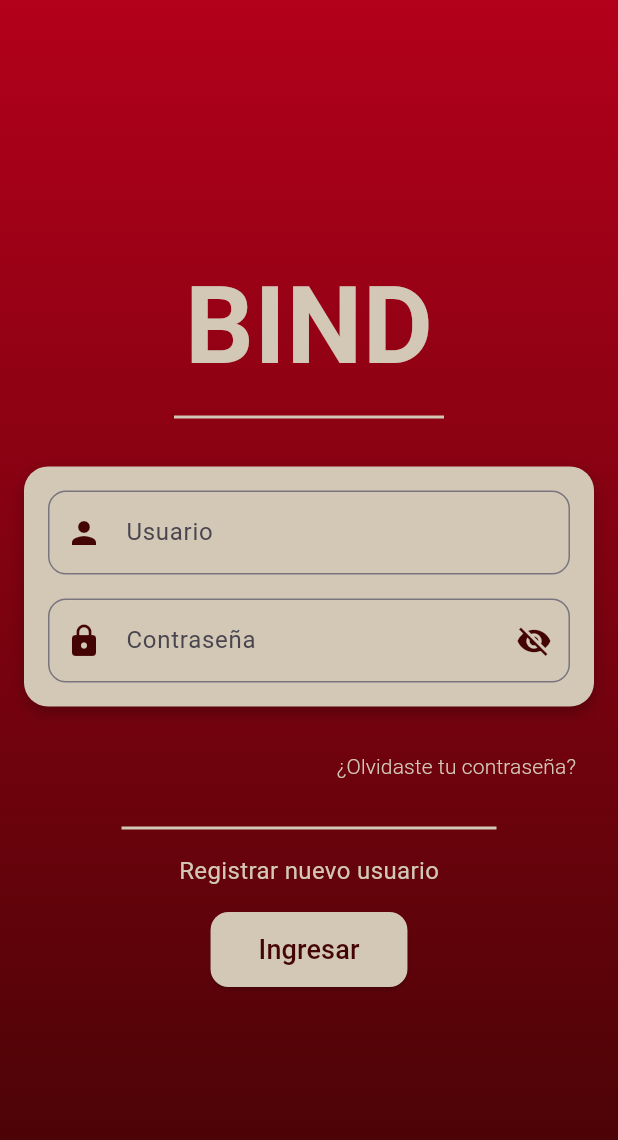
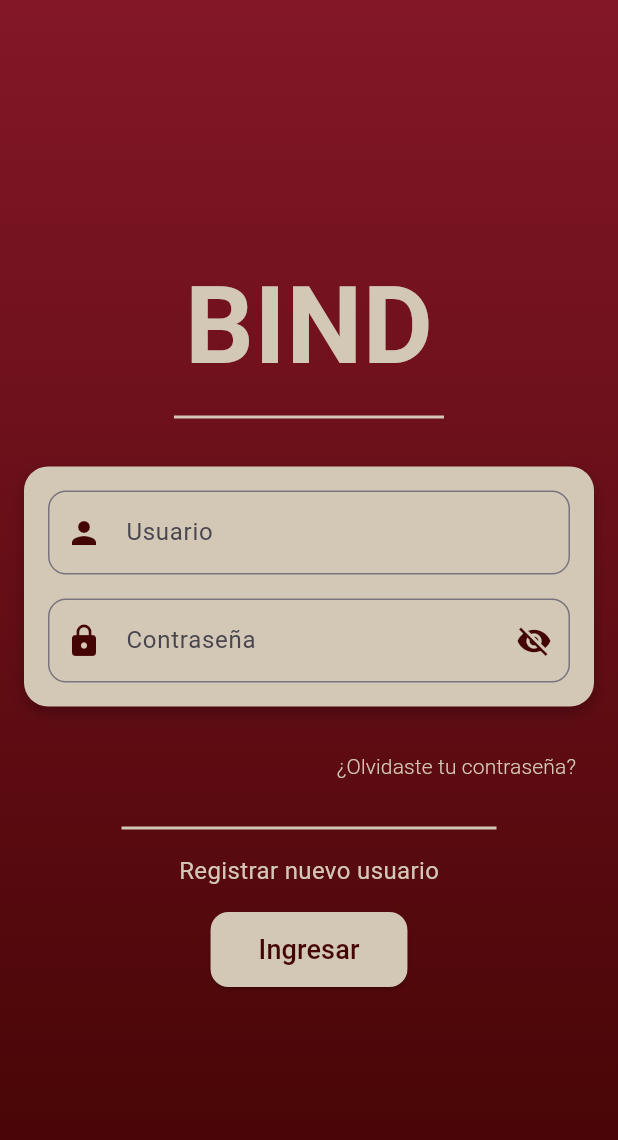
Before and after one commit to sab1103b/bild-flutter, a Flutter app: the screen it shows after launch, on a phone screen of 412 x 824 dp. Shown: the top 1140 px of the screen. Run offline on Flutter 3.47's test engine with Material 3 defaults, Android fonts, the phone set to English and light mode, and no system bars.

Commit message:
mejora color

```diff
--- a/lib/screens/LOGIN.dart
+++ b/lib/screens/LOGIN.dart
@@ -14,7 +14,7 @@ class _LoginScreenState extends State<Login> {
   @override
   Widget build(BuildContext context) {
     // Define los colores vinotinto claro y oscuro, y beige
-    final Color vinotintoClaro = Color(0xFFB3001B); // Vinotinto claro
+    final Color vinotintoClaro = Color.fromARGB(255, 131, 23, 39); // Vinotinto claro
     final Color vinotintoOscuro = Color.fromARGB(255, 68, 4, 4); // Vinotinto oscuro
     final Color beigeClaro = Color.fromARGB(255,211,200,182); // Beige claro
 
```
